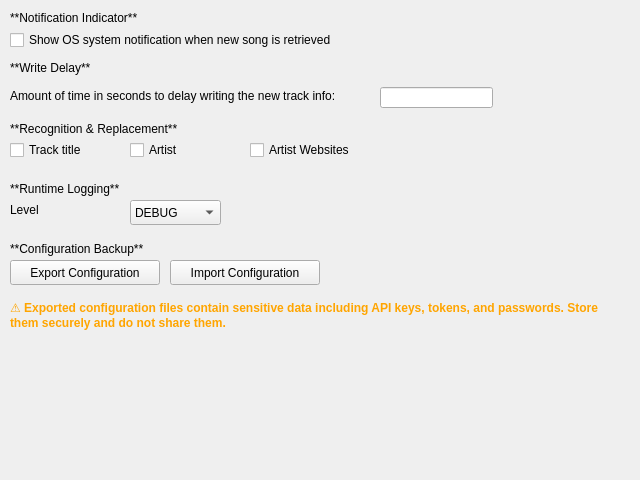
The window that nowplaying/resources/ui/general.ui (whatsnowplaying/whats-now-playing) describes before a commit, drawn with Qt 5.
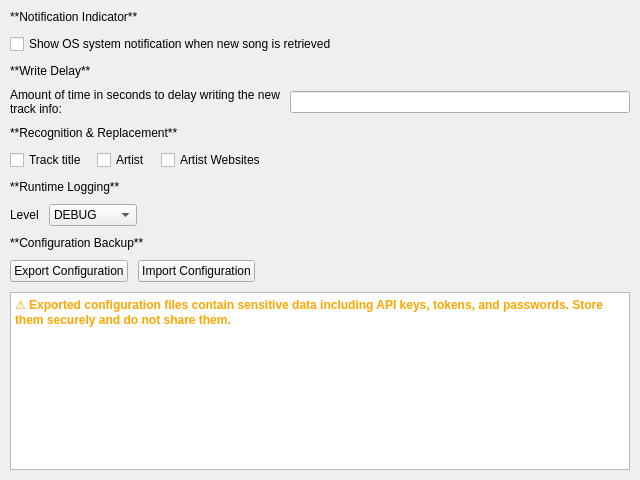
The same window after the commit.

Patch:
```diff
--- a/nowplaying/resources/ui/general.ui
+++ b/nowplaying/resources/ui/general.ui
@@ -13,28 +13,15 @@
   <property name="windowTitle">
    <string>General</string>
   </property>
-  <widget class="QCheckBox" name="notify_checkbox">
-   <property name="geometry">
-    <rect>
-     <x>10</x>
-     <y>30</y>
-     <width>611</width>
-     <height>20</height>
-    </rect>
+  <layout class="QVBoxLayout" name="main_layout">
+   <property name="margin">
+    <number>10</number>
    </property>
-   <property name="text">
-    <string>Show OS system notification when new song is retrieved</string>
+   <property name="spacing">
+    <number>10</number>
    </property>
-  </widget>
+   <item>
   <widget class="QLabel" name="notify_label">
-   <property name="geometry">
-    <rect>
-     <x>10</x>
-     <y>10</y>
-     <width>361</width>
-     <height>16</height>
-    </rect>
-   </property>
    <property name="text">
     <string>**Notification Indicator**</string>
    </property>
@@ -42,15 +29,16 @@
     <enum>Qt::MarkdownText</enum>
    </property>
   </widget>
+   </item>
+   <item>
+    <widget class="QCheckBox" name="notify_checkbox">
+     <property name="text">
+      <string>Show OS system notification when new song is retrieved</string>
+     </property>
+    </widget>
+   </item>
+   <item>
   <widget class="QLabel" name="delay_label">
-   <property name="geometry">
-    <rect>
-     <x>10</x>
-     <y>60</y>
-     <width>361</width>
-     <height>16</height>
-    </rect>
-   </property>
    <property name="text">
     <string>**Write Delay**</string>
    </property>
@@ -58,44 +46,78 @@
     <enum>Qt::MarkdownText</enum>
    </property>
   </widget>
+   </item>
+   <item>
+    <layout class="QHBoxLayout" name="delay_layout">
+     <item>
+      <widget class="QLabel" name="delay_linedit_label">
+       <property name="text">
+        <string>Amount of time in seconds to delay writing the new track info:</string>
+       </property>
+       <property name="wordWrap">
+        <bool>true</bool>
+       </property>
+      </widget>
+     </item>
+     <item>
   <widget class="QLineEdit" name="delay_lineedit">
-   <property name="geometry">
-    <rect>
-     <x>380</x>
-     <y>87</y>
-     <width>113</width>
-     <height>21</height>
-    </rect>
-   </property>
    <property name="inputMethodHints">
     <set>Qt::ImhPreferNumbers</set>
    </property>
   </widget>
-  <widget class="QLabel" name="delay_linedit_label">
-   <property name="geometry">
-    <rect>
-     <x>10</x>
-     <y>80</y>
-     <width>351</width>
-     <height>32</height>
-    </rect>
-   </property>
+     </item>
+    </layout>
+   </item>
+   <item>
+    <widget class="QLabel" name="recognition_label">
+     <property name="text">
+      <string>**Recognition &amp; Replacement**</string>
+     </property>
+     <property name="textFormat">
+      <enum>Qt::MarkdownText</enum>
+     </property>
+    </widget>
+   </item>
+   <item>
+    <layout class="QHBoxLayout" name="recognition_layout">
+     <item>
+      <widget class="QCheckBox" name="recog_title_checkbox">
    <property name="text">
-    <string>Amount of time in seconds to delay writing the new track info:</string>
-   </property>
-   <property name="wordWrap">
-    <bool>true</bool>
-   </property>
-  </widget>
+        <string>Track title</string>
+       </property>
+      </widget>
+     </item>
+     <item>
+      <widget class="QCheckBox" name="recog_artist_checkbox">
+       <property name="text">
+        <string>Artist</string>
+       </property>
+      </widget>
+     </item>
+     <item>
+      <widget class="QCheckBox" name="recog_artistwebsites_checkbox">
+       <property name="text">
+        <string>Artist Websites</string>
+       </property>
+      </widget>
+     </item>
+     <item>
+      <spacer>
+       <property name="orientation">
+        <enum>Qt::Horizontal</enum>
+       </property>
+       <property name="sizeHint" stdset="0">
+        <size>
+         <width>40</width>
+         <height>20</height>
+        </size>
+       </property>
+      </spacer>
+     </item>
+    </layout>
+   </item>
+   <item>
   <widget class="QLabel" name="logging_header_label">
-   <property name="geometry">
-    <rect>
-     <x>10</x>
-     <y>180</y>
-     <width>141</width>
-     <height>17</height>
-    </rect>
-   </property>
    <property name="text">
     <string>**Runtime Logging**</string>
    </property>
@@ -103,28 +125,18 @@
     <enum>Qt::MarkdownText</enum>
    </property>
   </widget>
+   </item>
+   <item>
+    <layout class="QHBoxLayout" name="logging_layout">
+     <item>
   <widget class="QLabel" name="logging_combo_label">
-   <property name="geometry">
-    <rect>
-     <x>10</x>
-     <y>200</y>
-     <width>59</width>
-     <height>20</height>
-    </rect>
-   </property>
    <property name="text">
     <string>Level</string>
    </property>
   </widget>
+     </item>
+     <item>
   <widget class="QComboBox" name="logging_combobox">
-   <property name="geometry">
-    <rect>
-     <x>130</x>
-     <y>200</y>
-     <width>91</width>
-     <height>25</height>
-    </rect>
-   </property>
    <item>
     <property name="text">
      <string>DEBUG</string>
@@ -151,70 +163,24 @@
     </property>
    </item>
   </widget>
-  <widget class="QLabel" name="recognition_label">
-   <property name="geometry">
-    <rect>
-     <x>10</x>
-     <y>120</y>
-     <width>201</width>
-     <height>17</height>
-    </rect>
-   </property>
-   <property name="text">
-    <string>**Recognition &amp; Replacement**</string>
-   </property>
-   <property name="textFormat">
-    <enum>Qt::MarkdownText</enum>
-   </property>
-  </widget>
-  <widget class="QCheckBox" name="recog_title_checkbox">
-   <property name="geometry">
-    <rect>
-     <x>10</x>
-     <y>140</y>
-     <width>91</width>
+     </item>
+     <item>
+      <spacer>
+       <property name="orientation">
+        <enum>Qt::Horizontal</enum>
+       </property>
+       <property name="sizeHint" stdset="0">
+        <size>
+         <width>40</width>
      <height>20</height>
-    </rect>
-   </property>
-   <property name="text">
-    <string>Track title</string>
-   </property>
-  </widget>
-  <widget class="QCheckBox" name="recog_artist_checkbox">
-   <property name="geometry">
-    <rect>
-     <x>130</x>
-     <y>140</y>
-     <width>71</width>
-     <height>20</height>
-    </rect>
-   </property>
-   <property name="text">
-    <string>Artist</string>
-   </property>
-  </widget>
-  <widget class="QCheckBox" name="recog_artistwebsites_checkbox">
-   <property name="geometry">
-    <rect>
-     <x>250</x>
-     <y>140</y>
-     <width>171</width>
-     <height>20</height>
-    </rect>
-   </property>
-   <property name="text">
-    <string>Artist Websites</string>
-   </property>
-  </widget>
+        </size>
+       </property>
+      </spacer>
+     </item>
+    </layout>
+   </item>
+   <item>
   <widget class="QLabel" name="config_backup_label">
-   <property name="geometry">
-    <rect>
-     <x>10</x>
-     <y>240</y>
-     <width>201</width>
-     <height>17</height>
-    </rect>
-   </property>
    <property name="text">
     <string>**Configuration Backup**</string>
    </property>
@@ -222,15 +188,11 @@
     <enum>Qt::MarkdownText</enum>
    </property>
   </widget>
+   </item>
+   <item>
+    <layout class="QHBoxLayout" name="config_buttons_layout">
+     <item>
   <widget class="QPushButton" name="export_config_button">
-   <property name="geometry">
-    <rect>
-     <x>10</x>
-     <y>260</y>
-     <width>150</width>
-     <height>25</height>
-    </rect>
-   </property>
    <property name="text">
     <string>Export Configuration</string>
    </property>
@@ -238,15 +200,9 @@
     <string>Export all settings to a JSON file. WARNING: Contains sensitive data including API keys and passwords.</string>
    </property>
   </widget>
+     </item>
+     <item>
   <widget class="QPushButton" name="import_config_button">
-   <property name="geometry">
-    <rect>
-     <x>170</x>
-     <y>260</y>
-     <width>150</width>
-     <height>25</height>
-    </rect>
-   </property>
    <property name="text">
     <string>Import Configuration</string>
    </property>
@@ -254,25 +210,41 @@
     <string>Import settings from a JSON file. This will overwrite current settings.</string>
    </property>
   </widget>
-  <widget class="QLabel" name="config_warning_label">
-   <property name="geometry">
-    <rect>
-     <x>10</x>
-     <y>295</y>
-     <width>610</width>
-     <height>40</height>
-    </rect>
-   </property>
-   <property name="text">
-    <string>⚠️ Exported configuration files contain sensitive data including API keys, tokens, and passwords. Store them securely and do not share them.</string>
-   </property>
-   <property name="wordWrap">
-    <bool>true</bool>
-   </property>
-   <property name="styleSheet">
-    <string>QLabel { color: orange; font-weight: bold; }</string>
-   </property>
-  </widget>
+     </item>
+     <item>
+      <spacer>
+       <property name="orientation">
+        <enum>Qt::Horizontal</enum>
+       </property>
+       <property name="sizeHint" stdset="0">
+        <size>
+         <width>40</width>
+         <height>20</height>
+        </size>
+       </property>
+      </spacer>
+     </item>
+    </layout>
+   </item>
+   <item>
+    <widget class="QTextBrowser" name="config_warning_label">
+     <property name="sizePolicy">
+      <sizepolicy hsizetype="Expanding" vsizetype="Expanding">
+       <horstretch>0</horstretch>
+       <verstretch>1</verstretch>
+      </sizepolicy>
+     </property>
+     <property name="html">
+      <string>&lt;!DOCTYPE HTML PUBLIC &quot;-//W3C//DTD HTML 4.0//EN&quot; &quot;http://www.w3.org/TR/REC-html40/strict.dtd&quot;&gt;
+&lt;html&gt;&lt;head&gt;&lt;meta name=&quot;qrichtext&quot; content=&quot;1&quot; /&gt;&lt;style type=&quot;text/css&quot;&gt;
+p, li { white-space: pre-wrap; }
+&lt;/style&gt;&lt;/head&gt;&lt;body&gt;
+&lt;p&gt;&lt;span style=&quot;color:orange; font-weight:600;&quot;&gt;⚠️ Exported configuration files contain sensitive data including API keys, tokens, and passwords. Store them securely and do not share them.&lt;/span&gt;&lt;/p&gt;
+&lt;/body&gt;&lt;/html&gt;</string>
+     </property>
+    </widget>
+   </item>
+  </layout>
  </widget>
  <resources/>
  <connections/>
```
Lines whose indentation alone changed are shown as unchanged.
